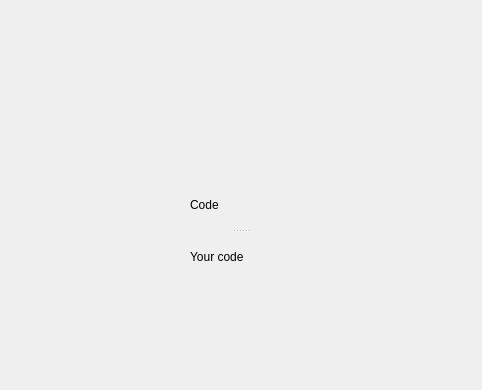
The window that Kahoot_client/startquiz.ui (JanMetz/Kahoot) describes before a commit, drawn with Qt 5; both pictures show x 590 to 1072 and y 0 to 390 of the 1072 by 617 pixel window.
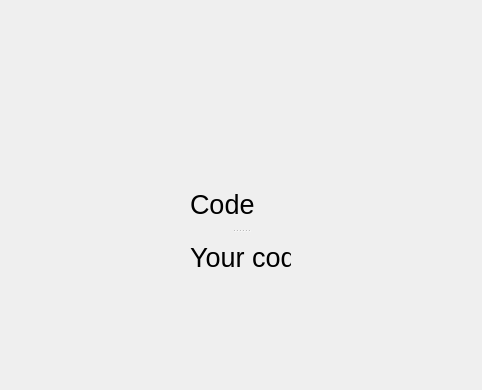
The same window after the commit.

What changed in the file:
```diff
--- a/Kahoot_client/startquiz.ui
+++ b/Kahoot_client/startquiz.ui
@@ -26,11 +26,21 @@
     <enum>Qt::Vertical</enum>
    </property>
    <widget class="QLabel" name="label">
+    <property name="font">
+     <font>
+      <pointsize>20</pointsize>
+     </font>
+    </property>
     <property name="text">
      <string>Code</string>
     </property>
    </widget>
    <widget class="QLabel" name="YourCode">
+    <property name="font">
+     <font>
+      <pointsize>20</pointsize>
+     </font>
+    </property>
     <property name="text">
      <string>Your code</string>
     </property>
```
